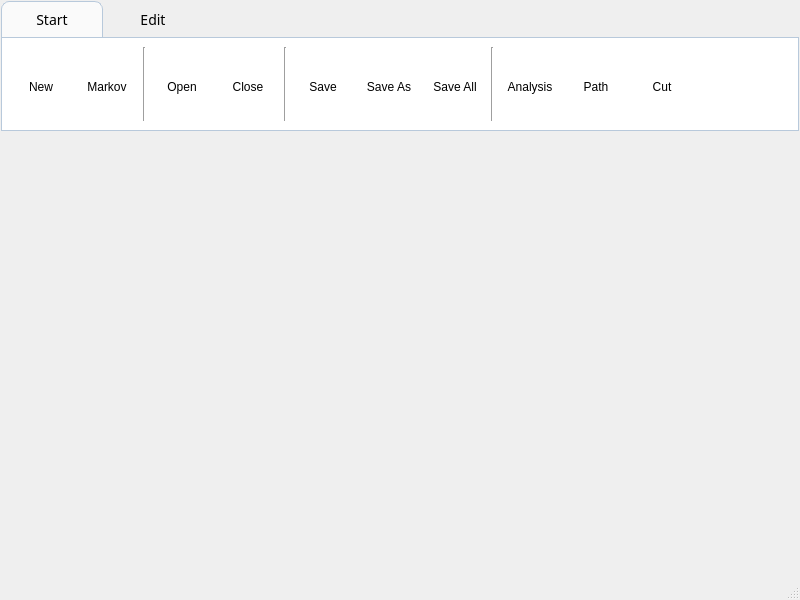
First picture: the form in go/form/GoMainWindow.ui, repository regissahore/Typewriter, before the edit.
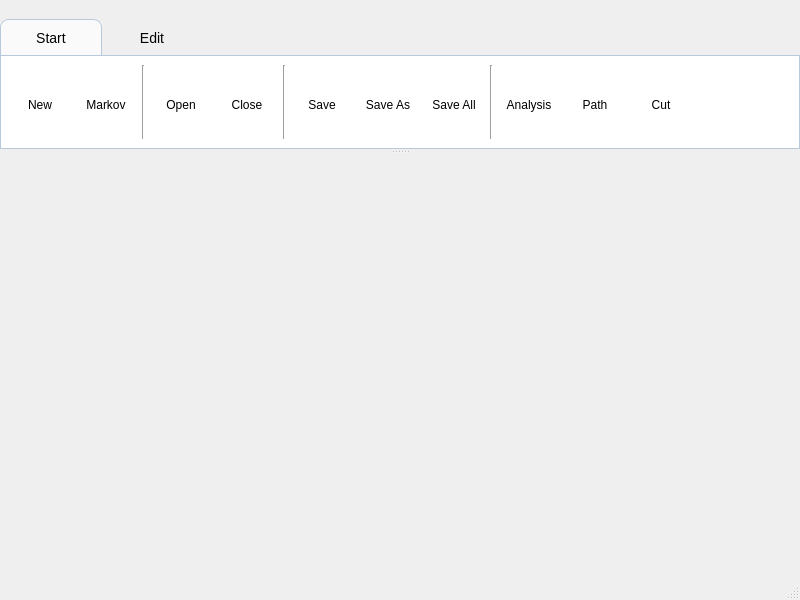
Second picture: the form after the edit. Icons and pictures are not drawn.

Commit message: Fix 6: The layout of main window.

The edit to the form file:
```diff
--- a/go/form/GoMainWindow.ui
+++ b/go/form/GoMainWindow.ui
@@ -40,13 +40,65 @@
      <number>0</number>
     </property>
     <item>
+     <widget class="QWidget" name="widget" native="true">
+      <layout class="QHBoxLayout" name="horizontalLayout_3">
+       <property name="spacing">
+        <number>0</number>
+       </property>
+       <property name="leftMargin">
+        <number>0</number>
+       </property>
+       <property name="topMargin">
+        <number>0</number>
+       </property>
+       <property name="rightMargin">
+        <number>0</number>
+       </property>
+       <property name="bottomMargin">
+        <number>0</number>
+       </property>
+      </layout>
+     </widget>
+    </item>
+   </layout>
+  </widget>
+  <widget class="QStatusBar" name="statusbar"/>
+  <widget class="QDockWidget" name="dockWidgetTab">
+   <property name="styleSheet">
+    <string notr="true">QDockWidget::title  {
+    height: 0px;
+    max-height: 0px;
+    border: 0px;
+}</string>
+   </property>
+   <property name="features">
+    <set>QDockWidget::NoDockWidgetFeatures</set>
+   </property>
+   <property name="allowedAreas">
+    <set>Qt::TopDockWidgetArea</set>
+   </property>
+   <attribute name="dockWidgetArea">
+    <number>4</number>
+   </attribute>
+   <widget class="QWidget" name="dockWidgetContents_2">
+    <layout class="QVBoxLayout" name="verticalLayout_2">
+     <property name="spacing">
+      <number>0</number>
+     </property>
+     <property name="leftMargin">
+      <number>0</number>
+     </property>
+     <property name="topMargin">
+      <number>0</number>
+     </property>
+     <property name="rightMargin">
+      <number>0</number>
+     </property>
+     <property name="bottomMargin">
+      <number>0</number>
+     </property>
+     <item>
      <widget class="QTabWidget" name="tabWidget">
-      <property name="sizePolicy">
-       <sizepolicy hsizetype="Expanding" vsizetype="Minimum">
-        <horstretch>0</horstretch>
-        <verstretch>0</verstretch>
-       </sizepolicy>
-      </property>
       <property name="maximumSize">
        <size>
         <width>16777215</width>
@@ -838,28 +890,8 @@
       </widget>
      </widget>
     </item>
-    <item>
-     <widget class="QWidget" name="widget" native="true">
-      <layout class="QHBoxLayout" name="horizontalLayout_3">
-       <property name="spacing">
-        <number>0</number>
-       </property>
-       <property name="leftMargin">
-        <number>0</number>
-       </property>
-       <property name="topMargin">
-        <number>0</number>
-       </property>
-       <property name="rightMargin">
-        <number>0</number>
-       </property>
-       <property name="bottomMargin">
-        <number>0</number>
-       </property>
-      </layout>
-     </widget>
-    </item>
-   </layout>
+    </layout>
+   </widget>
   </widget>
   <widget class="QStatusBar" name="statusbar"/>
  </widget>
```
Left out of the diff: 1 changed line with no effect on the pictures. Lines whose indentation alone changed are shown as unchanged. The commit also changes 3 other files.
